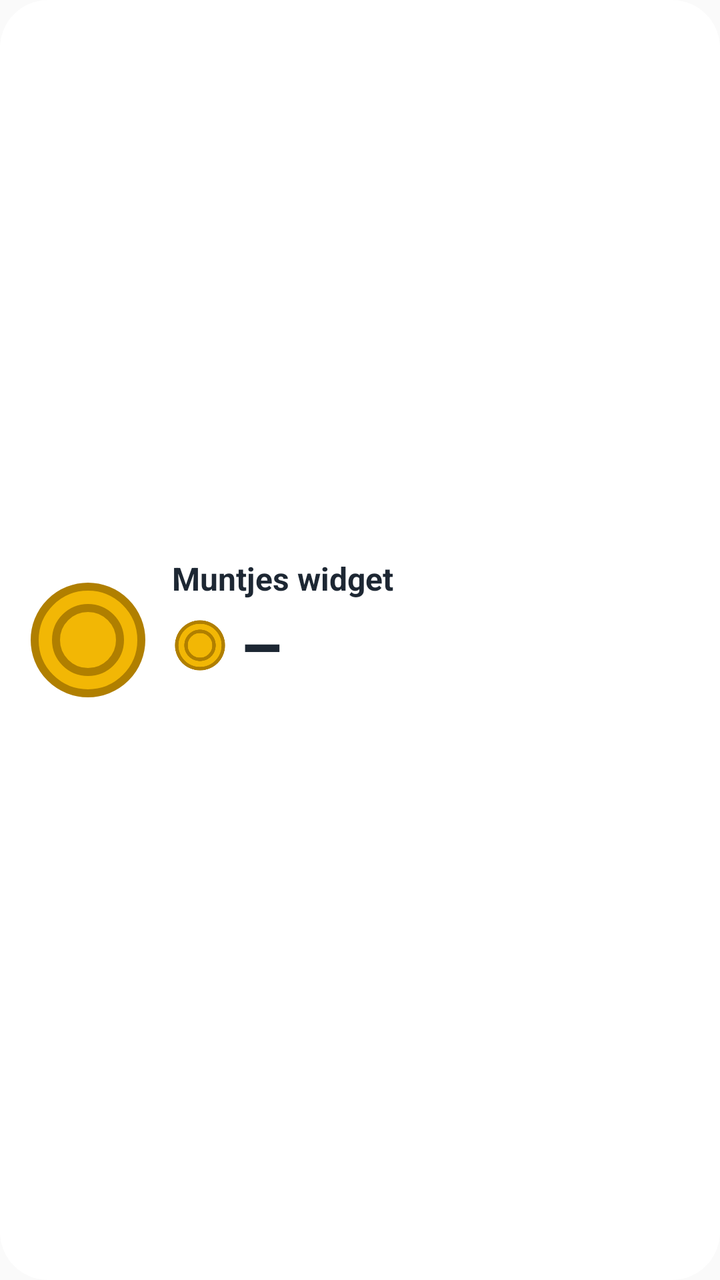
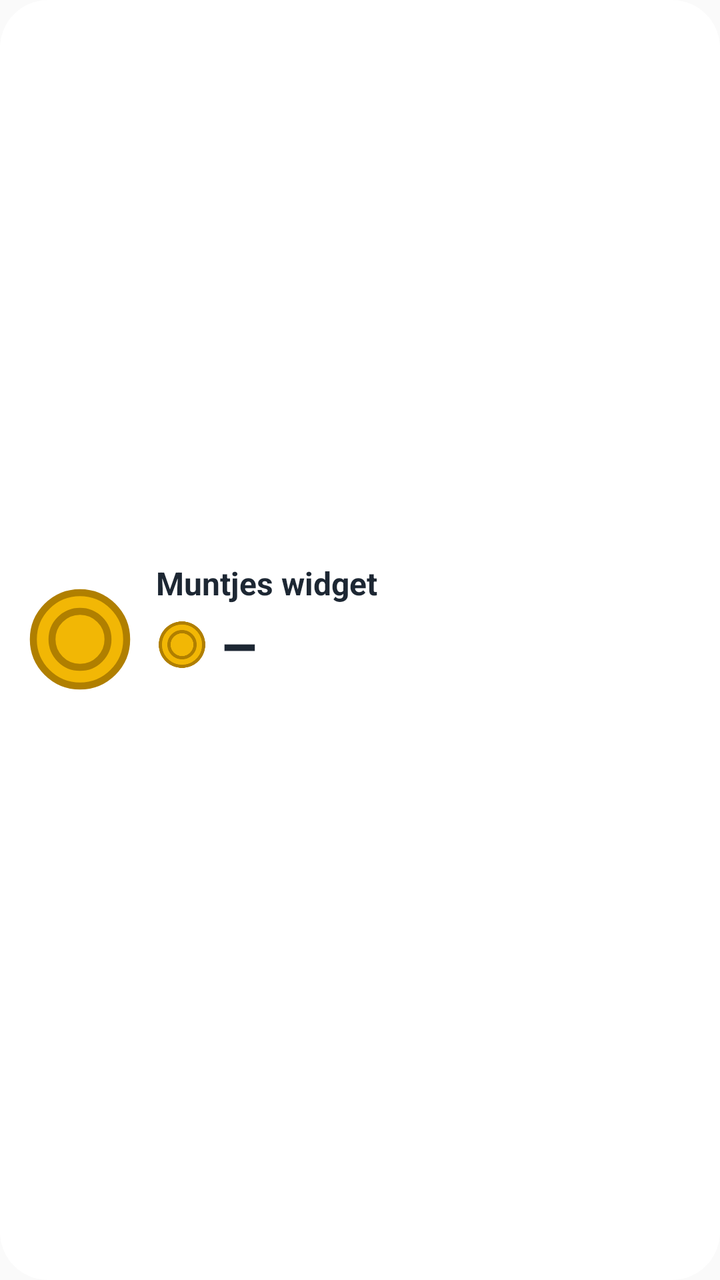

An Android layout rendered at two revisions. The XML below is the earlier revision; the diff shows what the commit changed to produce the second picture.
<!-- AndroidManifest.xml: application theme android:Theme.Material.Light.NoActionBar -->
<!-- res/layout/widget.xml -->
<?xml version="1.0" encoding="utf-8"?>
<FrameLayout xmlns:android="http://schemas.android.com/apk/res/android"
    android:id="@+id/widget"
    android:layout_width="match_parent"
    android:layout_height="match_parent">

    
    <ImageView
        android:id="@+id/achtergrond"
        android:layout_width="match_parent"
        android:layout_height="match_parent"
        android:scaleType="fitXY"
        android:src="@drawable/widget_achtergrond"
        android:importantForAccessibility="no" />

    <LinearLayout
        android:layout_width="match_parent"
        android:layout_height="match_parent"
        android:gravity="center_vertical"
        android:orientation="horizontal"
        android:padding="12dp">

        <ImageView
            android:id="@+id/mascotte"
            android:layout_width="64dp"
            android:layout_height="64dp"
            android:src="@drawable/munt"
            android:importantForAccessibility="no" />

        <LinearLayout
            android:layout_width="0dp"
            android:layout_height="wrap_content"
            android:layout_marginStart="10dp"
            android:layout_weight="1"
            android:orientation="vertical">

            <TextView
                android:id="@+id/naam"
                android:layout_width="wrap_content"
                android:layout_height="wrap_content"
                android:maxLines="1"
                android:text="@string/app_naam"
                android:textColor="#1D2733"
                android:textSize="16sp"
                android:textStyle="bold" />

            <LinearLayout
                android:layout_width="wrap_content"
                android:layout_height="wrap_content"
                android:gravity="center_vertical"
                android:orientation="horizontal">

                <ImageView
                    android:id="@+id/eenheid"
                    android:layout_width="28dp"
                    android:layout_height="28dp"
                    android:src="@drawable/munt"
                    android:importantForAccessibility="no" />

                <TextView
                    android:id="@+id/saldo"
                    android:layout_width="wrap_content"
                    android:layout_height="wrap_content"
                    android:layout_marginStart="6dp"
                    android:text="–"
                    android:textColor="#1D2733"
                    android:textSize="34sp"
                    android:textStyle="bold" />

                <TextView
                    android:id="@+id/woord"
                    android:layout_width="wrap_content"
                    android:layout_height="wrap_content"
                    android:layout_marginStart="6dp"
                    android:maxLines="1"
                    android:textColor="#3E4855"
                    android:textSize="14sp" />
            </LinearLayout>

            <TextView
                android:id="@+id/regel"
                android:layout_width="wrap_content"
                android:layout_height="wrap_content"
                android:ellipsize="end"
                android:maxLines="1"
                android:textColor="#3E4855"
                android:textSize="12sp" />
        </LinearLayout>
    </LinearLayout>
</FrameLayout>
<!-- resources referenced by this layout -->
<resources>
  <!-- drawable munt (drawable) -->
  <?xml version="1.0" encoding="utf-8"?>
  <vector xmlns:android="http://schemas.android.com/apk/res/android"
      android:width="24dp" android:height="24dp" android:viewportWidth="24" android:viewportHeight="24">
      <path android:fillColor="#F2B705" android:strokeColor="#B07F00" android:strokeWidth="1.5"
          android:pathData="M2,12a10,10 0 1,0 20,0a10,10 0 1,0 -20,0" />
      <path android:strokeColor="#B07F00" android:strokeWidth="1.5"
          android:pathData="M6,12a6,6 0 1,0 12,0a6,6 0 1,0 -12,0" />
  </vector>
  <!-- drawable widget_achtergrond (drawable) -->
  <?xml version="1.0" encoding="utf-8"?>
  <shape xmlns:android="http://schemas.android.com/apk/res/android" android:shape="rectangle">
      <solid android:color="#FFFFFF" />
      <corners android:radius="24dp" />
  </shape>
  <string name="app_naam">Muntjes widget</string>
</resources>

<!-- the commit's change to res/layout/widget.xml (unified diff, before → after) -->
@@ -17,74 +17,116 @@
         android:layout_width="match_parent"
         android:layout_height="match_parent"
         android:gravity="center_vertical"
-        android:orientation="horizontal"
+        android:orientation="vertical"
         android:padding="12dp">
 
-        <ImageView
-            android:id="@+id/mascotte"
-            android:layout_width="64dp"
-            android:layout_height="64dp"
-            android:src="@drawable/munt"
-            android:importantForAccessibility="no" />
+        
+        <LinearLayout
+            android:layout_width="match_parent"
+            android:layout_height="wrap_content"
+            android:gravity="center_vertical"
+            android:orientation="horizontal">
 
-        <LinearLayout
-            android:layout_width="0dp"
-            android:layout_height="wrap_content"
-            android:layout_marginStart="10dp"
-            android:layout_weight="1"
-            android:orientation="vertical">
-
-            <TextView
-                android:id="@+id/naam"
-                android:layout_width="wrap_content"
-                android:layout_height="wrap_content"
-                android:maxLines="1"
-                android:text="@string/app_naam"
-                android:textColor="#1D2733"
-                android:textSize="16sp"
-                android:textStyle="bold" />
+            <ImageView
+                android:id="@+id/mascotte"
+                android:layout_width="56dp"
+                android:layout_height="56dp"
+                android:src="@drawable/munt"
+                android:importantForAccessibility="no" />
 
             <LinearLayout
-                android:layout_width="wrap_content"
+                android:layout_width="0dp"
                 android:layout_height="wrap_content"
-                android:gravity="center_vertical"
-                android:orientation="horizontal">
-
-                <ImageView
-                    android:id="@+id/eenheid"
-                    android:layout_width="28dp"
-                    android:layout_height="28dp"
-                    android:src="@drawable/munt"
-                    android:importantForAccessibility="no" />
+                android:layout_marginStart="10dp"
+                android:layout_weight="1"
+                android:orientation="vertical">
 
                 <TextView
-                    android:id="@+id/saldo"
+                    android:id="@+id/naam"
                     android:layout_width="wrap_content"
                     android:layout_height="wrap_content"
-                    android:layout_marginStart="6dp"
-                    android:text="–"
+                    android:maxLines="1"
+                    android:text="@string/app_naam"
                     android:textColor="#1D2733"
-                    android:textSize="34sp"
+                    android:textSize="16sp"
                     android:textStyle="bold" />
 
-                <TextView
-                    android:id="@+id/woord"
+                <LinearLayout
                     android:layout_width="wrap_content"
                     android:layout_height="wrap_content"
-                    android:layout_marginStart="6dp"
+                    android:gravity="center_vertical"
+                    android:orientation="horizontal">
+
+                    <ImageView
+                        android:id="@+id/eenheid"
+                        android:layout_width="26dp"
+                        android:layout_height="26dp"
+                        android:src="@drawable/munt"
+                        android:importantForAccessibility="no" />
+
+                    <TextView
+                        android:id="@+id/saldo"
+                        android:layout_width="wrap_content"
+                        android:layout_height="wrap_content"
+                        android:layout_marginStart="6dp"
+                        android:text="–"
+                        android:textColor="#1D2733"
+                        android:textSize="30sp"
+                        android:textStyle="bold" />
+
+                    <TextView
+                        android:id="@+id/woord"
+                        android:layout_width="wrap_content"
+                        android:layout_height="wrap_content"
+                        android:layout_marginStart="6dp"
+                        android:maxLines="1"
+                        android:textColor="#3E4855"
+                        android:textSize="14sp" />
+
+                    
+                    <ImageView
+                        android:id="@+id/ster_icoon"
+                        android:layout_width="24dp"
+                        android:layout_height="24dp"
+                        android:layout_marginStart="14dp"
+                        android:src="@drawable/ster"
+                        android:visibility="gone"
+                        android:importantForAccessibility="no" />
+
+                    <TextView
+                        android:id="@+id/sterren"
+                        android:layout_width="wrap_content"
+                        android:layout_height="wrap_content"
+                        android:layout_marginStart="4dp"
+                        android:textColor="#7A4A00"
+                        android:textSize="22sp"
+                        android:textStyle="bold"
+                        android:visibility="gone" />
+                </LinearLayout>
+
+                <TextView
+                    android:id="@+id/regel"
+                    android:layout_width="wrap_content"
+                    android:layout_height="wrap_content"
+                    android:ellipsize="end"
                     android:maxLines="1"
                     android:textColor="#3E4855"
-                    android:textSize="14sp" />
+                    android:textSize="12sp" />
             </LinearLayout>
+        </LinearLayout>
 
-            <TextView
-                android:id="@+id/regel"
-                android:layout_width="wrap_content"
-                android:layout_height="wrap_content"
-                android:ellipsize="end"
-                android:maxLines="1"
-                android:textColor="#3E4855"
-                android:textSize="12sp" />
+        
+        <LinearLayout
+            android:id="@+id/taken"
+            android:layout_width="match_parent"
+            android:layout_height="wrap_content"
+            android:layout_marginTop="8dp"
+            android:orientation="vertical"
+            android:visibility="gone">
+
+            <TextView android:id="@+id/taak1" style="@style/TaakRegel" />
+            <TextView android:id="@+id/taak2" style="@style/TaakRegel" />
+            <TextView android:id="@+id/taak3" style="@style/TaakRegel" />
         </LinearLayout>
     </LinearLayout>
 </FrameLayout>
<!-- resource entries referenced after the edit -->
@@ -9,6 +9,13 @@
       <path android:strokeColor="#B07F00" android:strokeWidth="1.5"
           android:pathData="M6,12a6,6 0 1,0 12,0a6,6 0 1,0 -12,0" />
   </vector>
+  <!-- drawable ster (drawable) -->
+  <?xml version="1.0" encoding="utf-8"?>
+  <vector xmlns:android="http://schemas.android.com/apk/res/android"
+      android:width="24dp" android:height="24dp" android:viewportWidth="24" android:viewportHeight="24">
+      <path android:fillColor="#FBBF24" android:strokeColor="#B45309" android:strokeWidth="1.5" android:strokeLineJoin="round"
+          android:pathData="M12,2.8l2.7,5.6 6.1,0.8 -4.5,4.3 1.1,6.1L12,16.7l-5.4,2.9 1.1,-6.1 -4.5,-4.3 6.1,-0.8z" />
+  </vector>
   <!-- drawable widget_achtergrond (drawable) -->
   <?xml version="1.0" encoding="utf-8"?>
   <shape xmlns:android="http://schemas.android.com/apk/res/android" android:shape="rectangle">
@@ -16,5 +23,15 @@
       <corners android:radius="24dp" />
   </shape>
   <string name="app_naam">Muntjes widget</string>
+  <style name="TaakRegel">
+          <item name="android:layout_width">match_parent</item>
+          <item name="android:layout_height">wrap_content</item>
+          <item name="android:maxLines">1</item>
+          <item name="android:ellipsize">end</item>
+          <item name="android:textColor">#1D2733</item>
+          <item name="android:textSize">14sp</item>
+          <item name="android:paddingTop">2dp</item>
+          <item name="android:visibility">gone</item>
+      </style>
 </resources>
 
